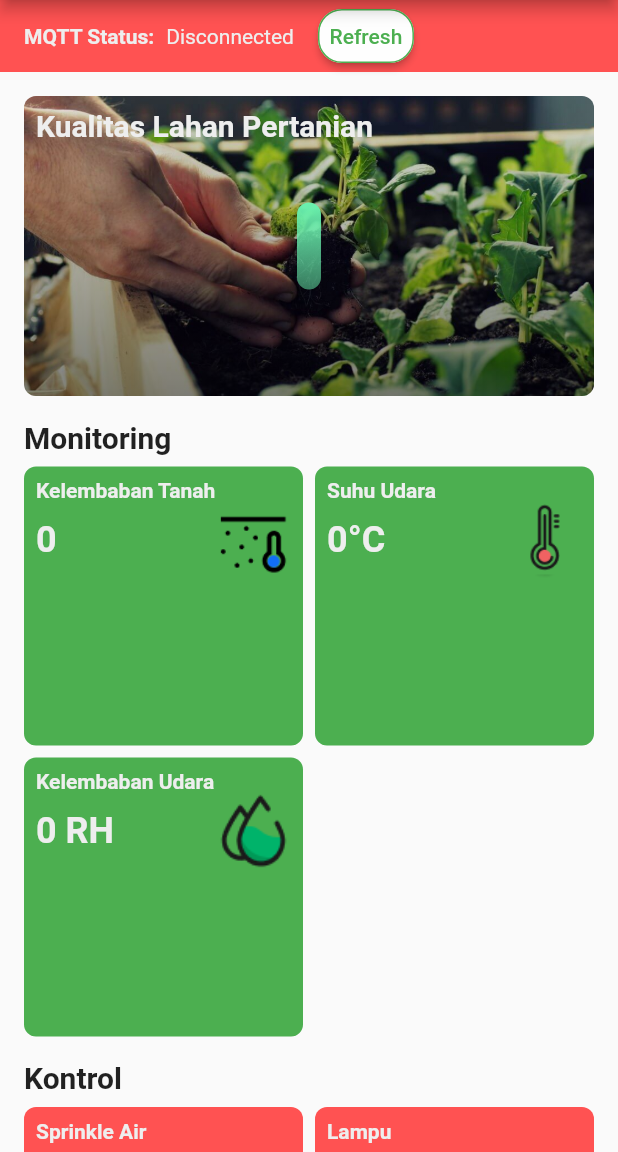
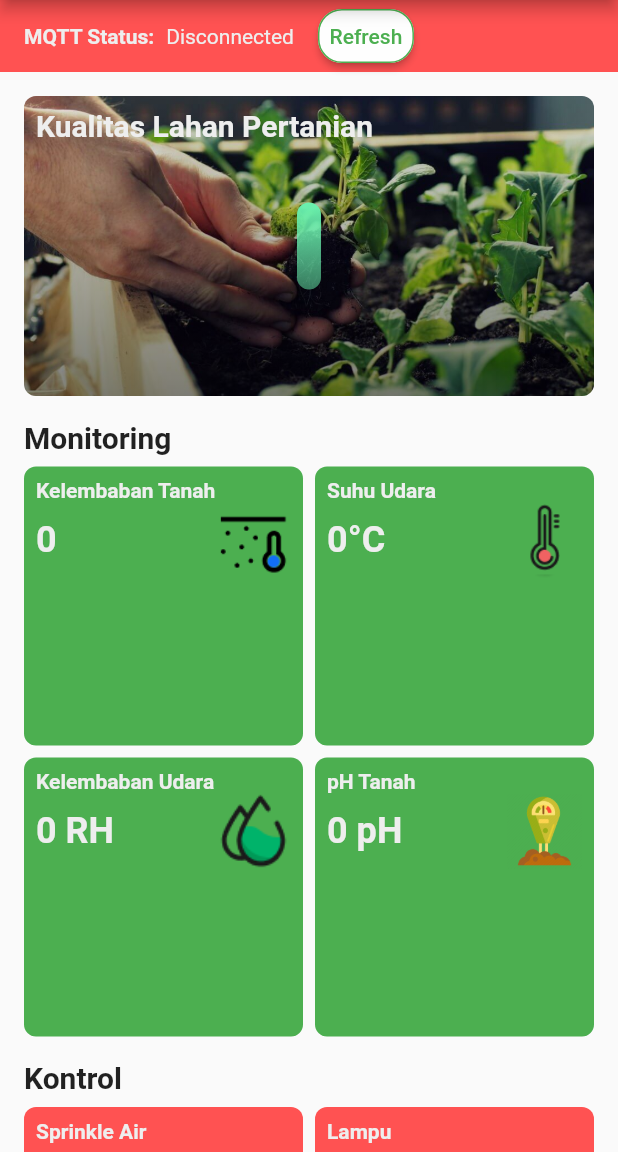
Before and after one commit to muhrizky-a/flutter-smart-farm, a Flutter app: the screen it shows after launch, on a phone screen of 412 x 824 dp, the part 84-1236 px from its top. Run offline on Flutter 3.47's test engine with Material 2 defaults, Android fonts, the phone set to English and light mode, and no system bars; our stand-ins replace bloc, flutter_bloc, shared_preferences; missing offline and left inert: mqtt_client.

Commit message:
add: soil pH monitor

```diff
--- a/lib/models/farm_data.dart
+++ b/lib/models/farm_data.dart
@@ -4,6 +4,7 @@ class FarmData {
     this.soilHumidity = 0,
     this.temperature = 0,
     this.airHumidity = 0,
+    this.soilPh = 0,
     this.sprinklerEnabled = false,
     this.lampEnabled = false,
   });
@@ -12,6 +13,7 @@ class FarmData {
   int soilHumidity;
   int temperature;
   int airHumidity;
+  int soilPh;
   bool sprinklerEnabled;
   bool lampEnabled;
 
--- a/lib/pages/main_page.dart
+++ b/lib/pages/main_page.dart
@@ -4,7 +4,6 @@ import 'package:flutter/material.dart';
 import 'package:flutter_bloc/flutter_bloc.dart';
 import 'package:flutter_smart_farm/pages/settings_page.dart';
 import 'package:flutter_smart_farm/widgets/sensor_status_card.dart';
-import 'package:mqtt_client/mqtt_client.dart';
 import '../constant.dart';
 import '../cubit/farm_data_cubit.dart';
 import '../models/farm_data.dart';
@@ -188,6 +187,29 @@ class _MainPageState extends State<MainPage> {
               );
             },
           ),
+          StreamBuilder(
+            stream: context.read<FarmDataCubit>().subscribe("soilPh"),
+            builder: (context, snapshot) {
+              if (snapshot.hasData) {
+                try {
+                  String rawData =
+                      context.read<FarmDataCubit>().getRawData(snapshot.data!);
+
+                  Map<String, dynamic> data = jsonDecode(rawData);
+                  farmData.soilPh = data["soilPh"];
+                } catch (e) {
+                  debugPrint(e.toString());
+                }
+              }
+
+              return SensorStatusCard(
+                title: "pH Tanah",
+                value: "${farmData.soilPh} pH",
+                imageUrl: "assets/soil-ph.png",
+                backgroundColor: greenMainColor,
+              );
+            },
+          ),
         ]);
   }
 
```
Also changed, not shown: assets/soil-ph.png (added).
